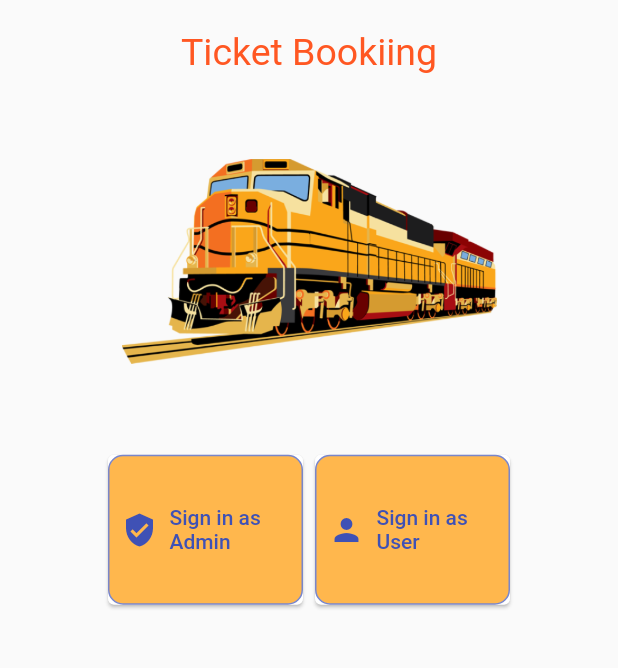
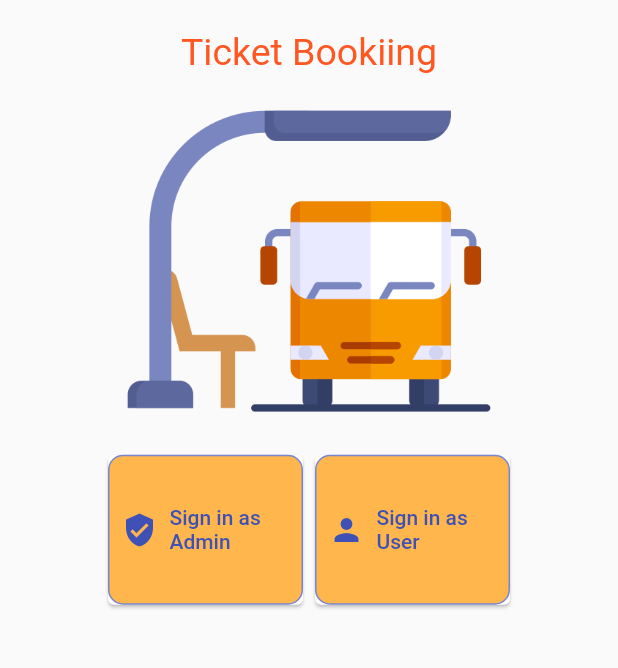
Before and after one commit to marufahmedofficial/ticket_booking_flutter, a Flutter app: the welcome screen opened directly, on a phone screen of 412 x 824 dp, the part 347-1015 px from its top. Run offline on Flutter 3.47's test engine with Material 2 defaults, Android fonts, the phone set to English and light mode, and no system bars; our stand-ins replace image_picker, shared_preferences, sqflite; accounts and stored records are empty.

Commit message:
initial commit

```diff
--- a/lib/pages/welcome.dart
+++ b/lib/pages/welcome.dart
@@ -27,7 +27,7 @@ class _welcomeState extends State<welcome> {
             child: Text('Ticket Bookiing',style: TextStyle( fontSize: 25,color: Colors.deepOrange),
               textAlign: TextAlign.center,),
           ),
-        Image.asset('assets/i.png',height: 250,width: 250,),
+        Image.asset('assets/bus-stop.png',height: 250,width: 250,),
         Row(mainAxisAlignment: MainAxisAlignment.center,
         children: [
         Card(
```
Also changed, not shown: assets/bus-stop.png (added), assets/i.png (deleted).
